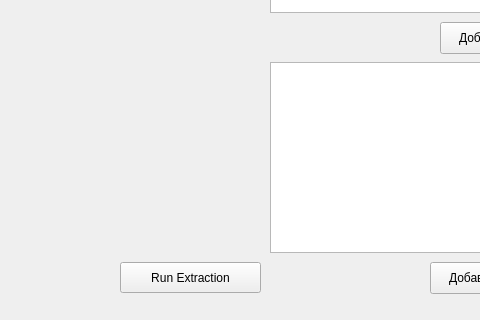
Above: src/Tsunami/DeviceWindow.ui from maluginp/Tsunami before the change; both pictures show x 0 to 480 and y 194 to 514 of the 810 by 514 pixel window. Below: the same form after it.
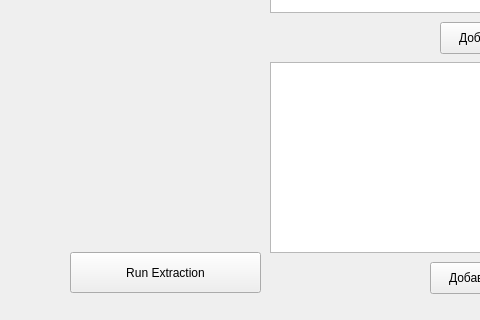
That is the form after the change.

```diff
--- a/src/Tsunami/DeviceWindow.ui
+++ b/src/Tsunami/DeviceWindow.ui
@@ -222,10 +222,10 @@
    <widget class="QPushButton" name="runExtractButton">
     <property name="geometry">
      <rect>
-      <x>120</x>
-      <y>420</y>
-      <width>141</width>
-      <height>31</height>
+      <x>70</x>
+      <y>410</y>
+      <width>191</width>
+      <height>41</height>
      </rect>
     </property>
     <property name="text">
```
